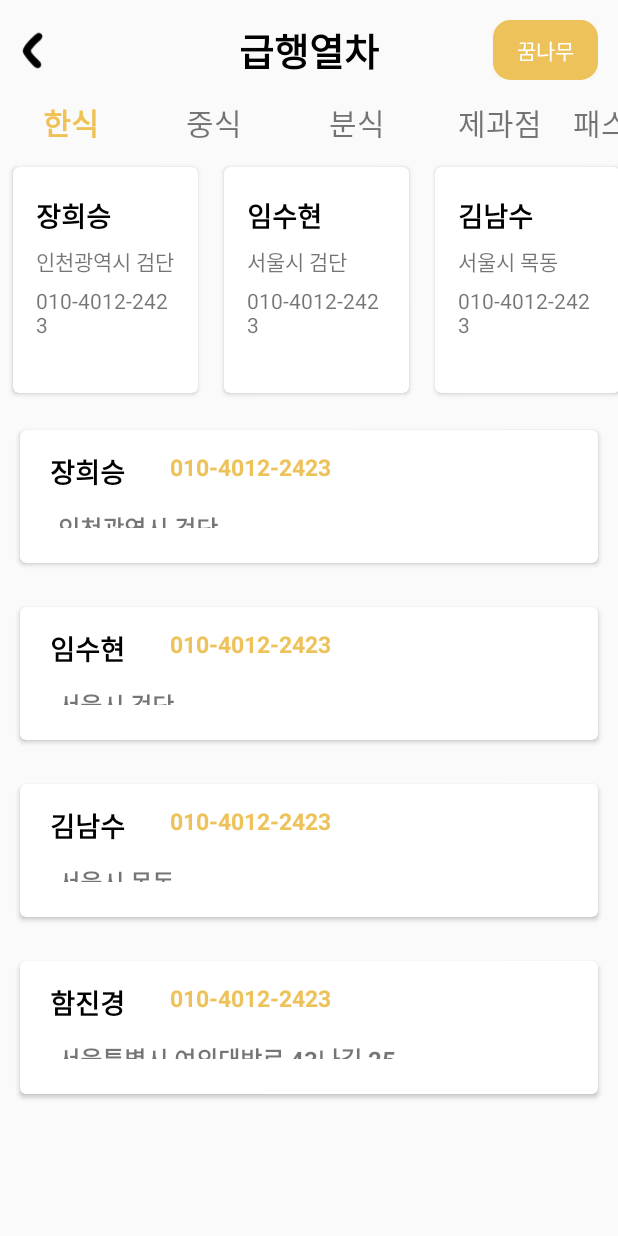
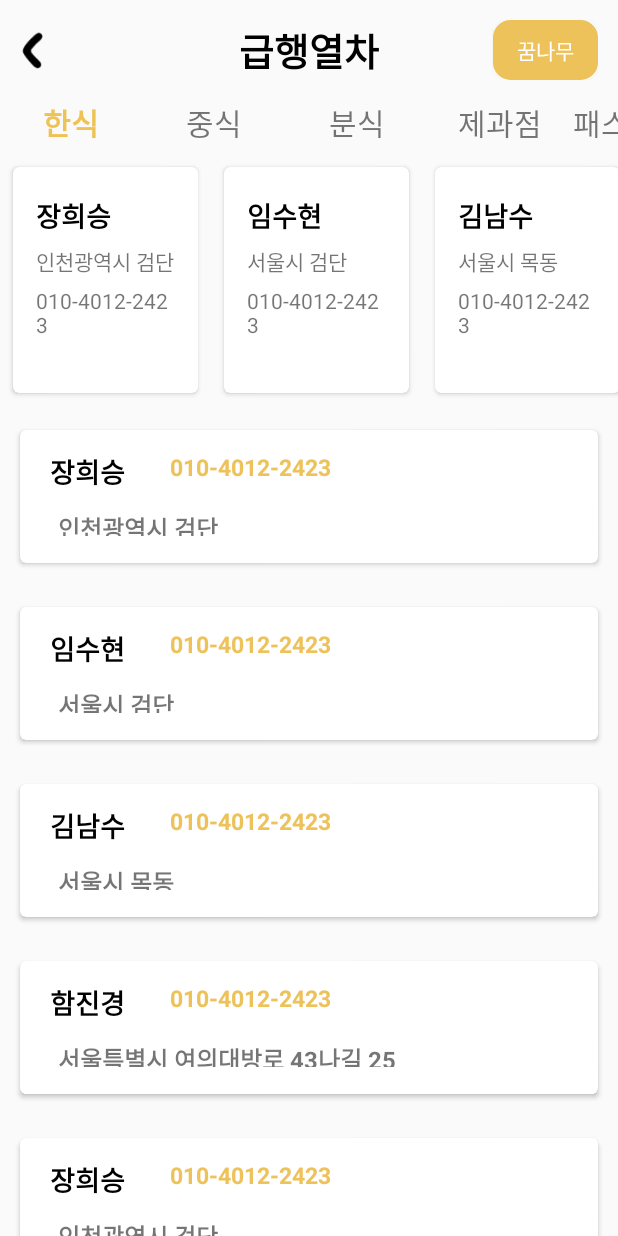
Before and after one commit to SKHU-CSE/if_ExpressTrain, an Android app: the screen it shows after launch (MainActivity), on a phone screen of 412 x 824 dp. Run offline under Robolectric (Android 15) with nearby library versions, the phone set to English and light mode, and no system bars; libraries missing offline, so code that uses them is left out: android.support.v4; 1 statement that could not run was skipped.

Commit message:
main UI 95%

```diff
--- a/ExpressTrain_Android/app/src/main/java/express/if_week/expresstrain_android/MainActivity.java
+++ b/ExpressTrain_Android/app/src/main/java/express/if_week/expresstrain_android/MainActivity.java
@@ -8,6 +8,7 @@ import android.support.v7.widget.LinearLayoutManager;
 import android.support.v7.widget.RecyclerView;
 import android.view.View;
 import android.widget.LinearLayout;
+import android.widget.ScrollView;
 import android.widget.Toast;
 import android.support.v7.widget.CardView;
 import java.util.ArrayList;
@@ -25,6 +26,7 @@ public class MainActivity extends AppCompatActivity {
     ArrayList<Store_item> arrayList_store2;
     private StoreAdapter store_adapter;
     boolean expend=false;
+    ScrollView scrollView;
 
     String[] category=new String[]{"한식","중식","분식","제과점","패스트푸드","부식"};
     @Override
@@ -32,22 +34,24 @@ public class MainActivity extends AppCompatActivity {
         super.onCreate(savedInstanceState);
         setContentView(R.layout.activity_main);
 
-
+        ScrollView scrollView=findViewById(R.id.recycle_scroll);
         mRecyclerView=findViewById(R.id.category_recycle);
         mRecycler_stroeView=findViewById(R.id.store1_cardview);
         mRecycler_stroeView2=findViewById(R.id.store1_cardview2);
         mRecyclerView.setHasFixedSize(true);
         mRecycler_stroeView.setHasFixedSize(true);
-        mRecycler_stroeView2.setHasFixedSize(true);
+        mRecycler_stroeView2.setHasFixedSize(false);
         // use a linear layout manager
         mLayoutManager = new LinearLayoutManager(this);
         ((LinearLayoutManager) mLayoutManager).setOrientation(LinearLayout.HORIZONTAL);
         mLayoutManager_store=new LinearLayoutManager(this);
         ((LinearLayoutManager) mLayoutManager_store).setOrientation(LinearLayout.HORIZONTAL);
         mLayoutManager_store2=new LinearLayoutManager(this);
+
         mRecyclerView.setLayoutManager(mLayoutManager);
         mRecycler_stroeView.setLayoutManager(mLayoutManager_store);
         mRecycler_stroeView2.setLayoutManager(mLayoutManager_store2);
+        mRecycler_stroeView2.setNestedScrollingEnabled(false);
 
 
         // specify an adapter (see also next example)
@@ -82,11 +86,11 @@ public class MainActivity extends AppCompatActivity {
                       final RecyclerView.LayoutParams layoutParams= (RecyclerView.LayoutParams) cardView.getLayoutParams();
                         ValueAnimator animator=null;
 
-                      if(!expend) {
-                            expend=true;
+                      if(!arrayList_store2.get(position).expend) {
+                          arrayList_store2.get(position).expend=true;
                          animator = ValueAnimator.ofInt(layoutParams.height,layoutParams.height+100);
                           }else {
-                            expend=false;
+                          arrayList_store2.get(position).expend=false;
                           animator = ValueAnimator.ofInt(layoutParams.height, layoutParams.height-100);
                       }
                         if(animator!=null) {
@@ -141,6 +145,8 @@ public class MainActivity extends AppCompatActivity {
             }
             }));
 
+
+
         arrayList_store.add(new Store_item(1,"장희승","인천광역시 검단","010-4012-2423"));
         arrayList_store.add(new Store_item(1,"임수현","서울시 검단","010-4012-2423"));
         arrayList_store.add(new Store_item(1,"김남수","서울시 목동","010-4012-2423"));
@@ -152,6 +158,11 @@ public class MainActivity extends AppCompatActivity {
         arrayList_store2.add(new Store_item(2,"김남수","서울시 목동","010-4012-2423"));
         arrayList_store2.add(new Store_item(2,"함진경","서울특별시 여의대방로 43나길 25","010-4012-2423"));
 
+        arrayList_store2.add(new Store_item(2,"장희승","인천광역시 검단","010-4012-2423"));
+        arrayList_store2.add(new Store_item(2,"임수현","서울시 검단","010-4012-2423"));
+        arrayList_store2.add(new Store_item(2,"김남수","서울시 목동","010-4012-2423"));
+        arrayList_store2.add(new Store_item(2,"함진경","서울특별시 여의대방로 43나길 25","010-4012-2423"));
+
 
         //arrayList_store.add()
     }
--- a/ExpressTrain_Android/app/src/main/java/express/if_week/expresstrain_android/Store_item.java
+++ b/ExpressTrain_Android/app/src/main/java/express/if_week/expresstrain_android/Store_item.java
@@ -32,8 +32,9 @@ public class Store_item {
         this.Address=address;
         this.phone=phone;
         this.Type=Type;
+        expend=false;
     }
-
+    boolean expend;
     int Type;
     String title;
     String Address;
--- a/ExpressTrain_Android/app/src/main/res/layout/activity_main.xml
+++ b/ExpressTrain_Android/app/src/main/res/layout/activity_main.xml
@@ -47,10 +47,11 @@
         android:layout_below="@id/Main_topbar"
         app:reverseLayout="true"></android.support.v7.widget.RecyclerView>
 
-<ScrollView
+<android.support.v4.widget.NestedScrollView
     android:layout_width="match_parent"
     android:layout_height="wrap_content"
     android:layout_below="@id/category_recycle"
+    android:id="@+id/recycle_scroll"
     >
     <LinearLayout
         android:layout_width="wrap_content"
@@ -64,8 +65,7 @@
     <android.support.v7.widget.RecyclerView
         android:id="@+id/store1_cardview2"
         android:layout_width="match_parent"
-
         android:layout_height="wrap_content"></android.support.v7.widget.RecyclerView>
     </LinearLayout>
-</ScrollView>
+</android.support.v4.widget.NestedScrollView>
 </RelativeLayout>
--- a/ExpressTrain_Android/app/src/main/res/layout/stroe_cardview_type2.xml
+++ b/ExpressTrain_Android/app/src/main/res/layout/stroe_cardview_type2.xml
@@ -45,7 +45,7 @@
             android:layout_height="wrap_content"
             android:layout_below="@id/card_2_title"
             android:layout_marginLeft="25dp"
-            android:layout_marginBottom="23dp"
+            android:layout_marginBottom="18dp"
             android:text="서울시"
             android:textSize="16sp"
             android:textStyle="bold" />
@@ -64,10 +64,11 @@
 
         <View
             android:layout_width="1.2dp"
-            android:layout_height="40dp"
+            android:layout_height="30dp"
             android:layout_below="@id/card_2_address"
             android:layout_centerHorizontal="true"
             android:layout_marginTop="5dp"
+            android:layout_marginBottom="7dp"
             android:background="#aaaaaa"></View>
 
         <Button
```
